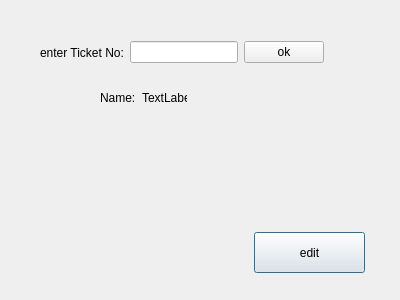
Above: MyProj/attachticket.ui from shahabbadihi/airport_managementt before the change. Below: the same form after it.
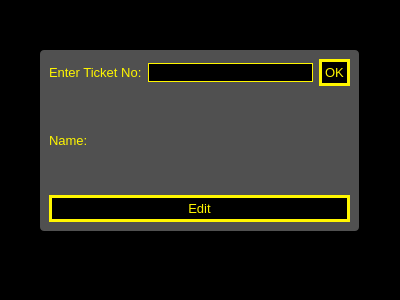
That is the form after the change.

Commit message: design EditSeats and attachTicket

```diff
--- a/MyProj/attachticket.ui
+++ b/MyProj/attachticket.ui
@@ -13,33 +13,68 @@
   <property name="windowTitle">
    <string>Dialog</string>
   </property>
-  <widget class="QPushButton" name="editButton">
-   <property name="geometry">
-    <rect>
-     <x>254</x>
-     <y>232</y>
-     <width>111</width>
-     <height>41</height>
-    </rect>
-   </property>
-   <property name="text">
-    <string>edit</string>
-   </property>
-  </widget>
-  <widget class="QWidget" name="">
+  <property name="styleSheet">
+   <string notr="true">* {
+	font-size: 10pt;
+}
+
+QDialog {
+	
+	background-color: rgb(0, 0, 0);
+}
+
+QLabel {
+	color: rgb(255, 246, 0);
+}
+
+QLineEdit {
+	color: rgb(255, 246, 0);
+	
+	background-color: rgb(0, 0, 0);
+	border: 1px solid #fff600;
+}
+
+QPushButton {
+	background-color: rgb(0, 0, 0);
+	color: rgb(255, 246, 0);
+	border: 3px solid #fff600;
+	padding: 3px;
+}
+
+QPushButton:hover {
+	background-color: #fff600;
+	color: black;
+}
+
+#frame {
+	
+	background-color: rgb(255, 255, 255, 80);
+	border-radius: 4px;
+}
+</string>
+  </property>
+  <widget class="QFrame" name="frame">
    <property name="geometry">
     <rect>
      <x>40</x>
-     <y>40</y>
-     <width>284</width>
-     <height>25</height>
+     <y>50</y>
+     <width>319</width>
+     <height>181</height>
     </rect>
    </property>
+   <property name="frameShape">
+    <enum>QFrame::StyledPanel</enum>
+   </property>
+   <property name="frameShadow">
+    <enum>QFrame::Raised</enum>
+   </property>
+   <layout class="QVBoxLayout" name="verticalLayout">
+    <item>
    <layout class="QHBoxLayout" name="horizontalLayout">
     <item>
      <widget class="QLabel" name="label">
       <property name="text">
-       <string>enter Ticket No:</string>
+         <string>Enter Ticket No:</string>
       </property>
      </widget>
     </item>
@@ -49,21 +84,13 @@
     <item>
      <widget class="QPushButton" name="okButton">
       <property name="text">
-       <string>ok</string>
+         <string>OK</string>
       </property>
      </widget>
     </item>
    </layout>
-  </widget>
-  <widget class="QWidget" name="">
-   <property name="geometry">
-    <rect>
-     <x>100</x>
-     <y>90</y>
-     <width>87</width>
-     <height>16</height>
-    </rect>
-   </property>
+    </item>
+    <item>
    <layout class="QHBoxLayout" name="horizontalLayout_2">
     <item>
      <widget class="QLabel" name="label_2">
@@ -75,7 +102,16 @@
     <item>
      <widget class="QLabel" name="name">
       <property name="text">
-       <string>TextLabel</string>
+         <string/>
+        </property>
+       </widget>
+      </item>
+     </layout>
+    </item>
+    <item>
+     <widget class="QPushButton" name="editButton">
+      <property name="text">
+       <string>Edit</string>
       </property>
      </widget>
     </item>
```
Lines whose indentation alone changed are shown as unchanged. The commit also changes 1 other file.
